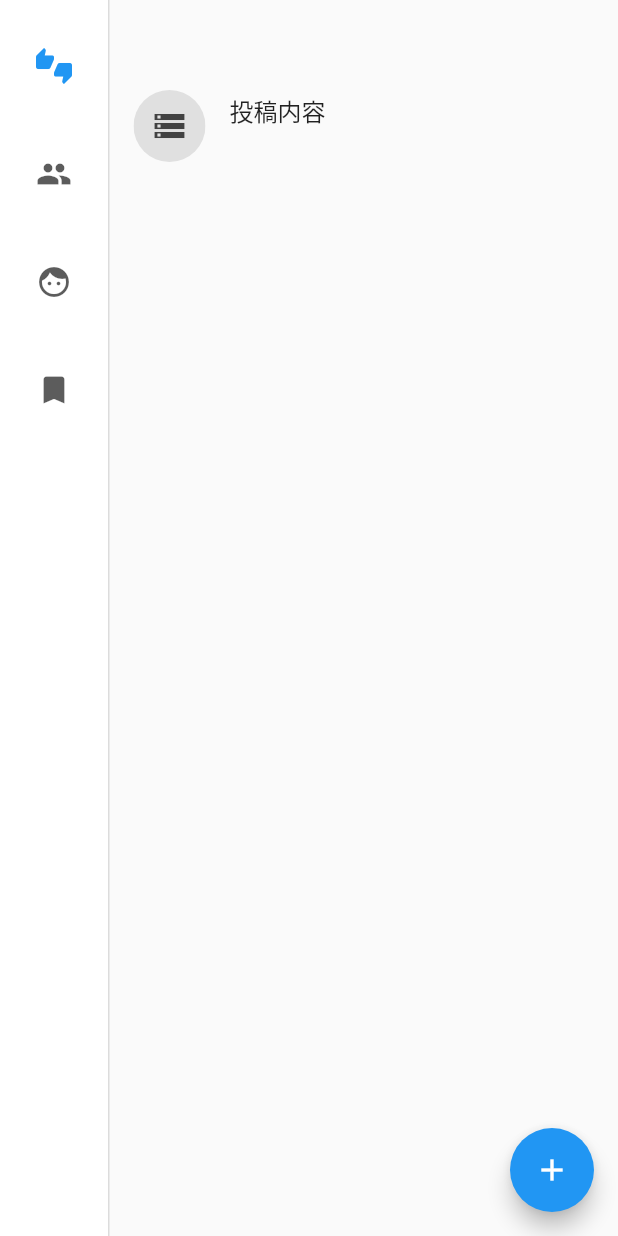
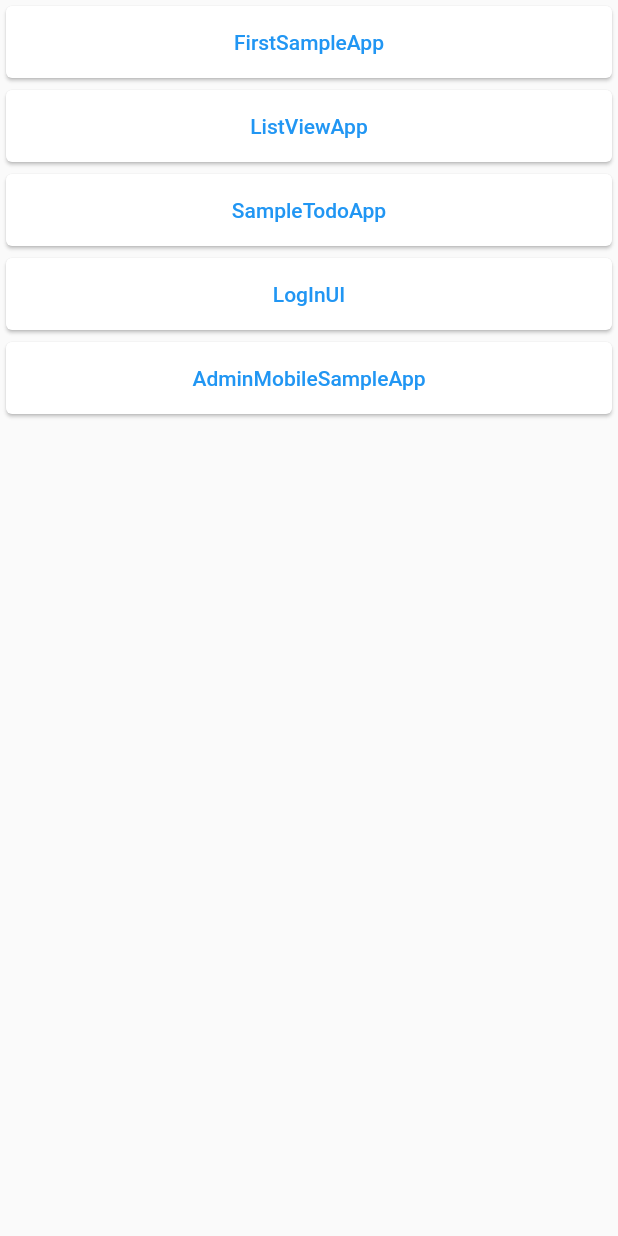
Before and after one commit to kakeru-wada/flutter_sample, a Flutter app: the screen it shows after launch, on a phone screen of 412 x 824 dp. Run offline on Flutter 3.47's test engine with Material 2 defaults, Android fonts, the phone set to English and light mode, and no system bars; our stand-ins replace flutter_riverpod.

Commit message:
アプリ切り替え画面を作成

```diff
--- a/lib/main.dart
+++ b/lib/main.dart
@@ -2,9 +2,60 @@ import 'package:flutter/material.dart';
 import 'src/export.dart';
 
 void main() {
-  //runApp(const FirstSampleApp());
-  // runApp(ListViewApp());
-  // runApp(SampleTodoApp());
-  // runApp(LogInUI());
-  runApp(AdminMobileSampleApp());
+  runApp(appListPage());
 }
+
+List appList = [
+  FirstSampleApp(),
+  ListViewApp(),
+  SampleTodoApp(),
+  LogInUI(),
+  AdminMobileSampleApp()
+];
+List<String> appNameList = [
+  'FirstSampleApp',
+  'ListViewApp',
+  'SampleTodoApp',
+  'LogInUI',
+  'AdminMobileSampleApp'
+];
+
+class appListPage extends StatelessWidget {
+  @override
+  Widget build(BuildContext context) {
+    return MaterialApp(
+      debugShowCheckedModeBanner: false,
+      title: 'app list page',
+      theme: ThemeData.light(),
+      home: appCardList(),
+    );
+  }
+}
+
+class appCardList extends StatefulWidget {
+  @override
+  _appCardListState createState() => _appCardListState();
+}
+
+class _appCardListState extends State<appCardList> {
+  @override
+  Widget build(BuildContext context) {
+    return Scaffold(
+      body: ListView.builder(
+        itemCount: appList.length,
+        itemBuilder: (context, index) {
+          return Card(
+            child: Expanded(
+              child: TextButton(
+                onPressed: () {
+                  return runApp(appList[index]);
+                },
+                child: Text(appNameList[index]),
+              ),
+            ),
+          );
+        },
+      ),
+    );
+  }
+}
--- a/lib/src/admin_mobile_sample/main.dart
+++ b/lib/src/admin_mobile_sample/main.dart
@@ -32,8 +32,8 @@ class AdminMobilePageState extends StatelessWidget {
         ),
       ),
       floatingActionButton: FloatingActionButton(
-        onPressed: ()async {
-          await Navigator.of(context).push(
+        onPressed: () {
+          Navigator.of(context).push(
             MaterialPageRoute(builder: (context){
               return AddPostPage();
             })
```
